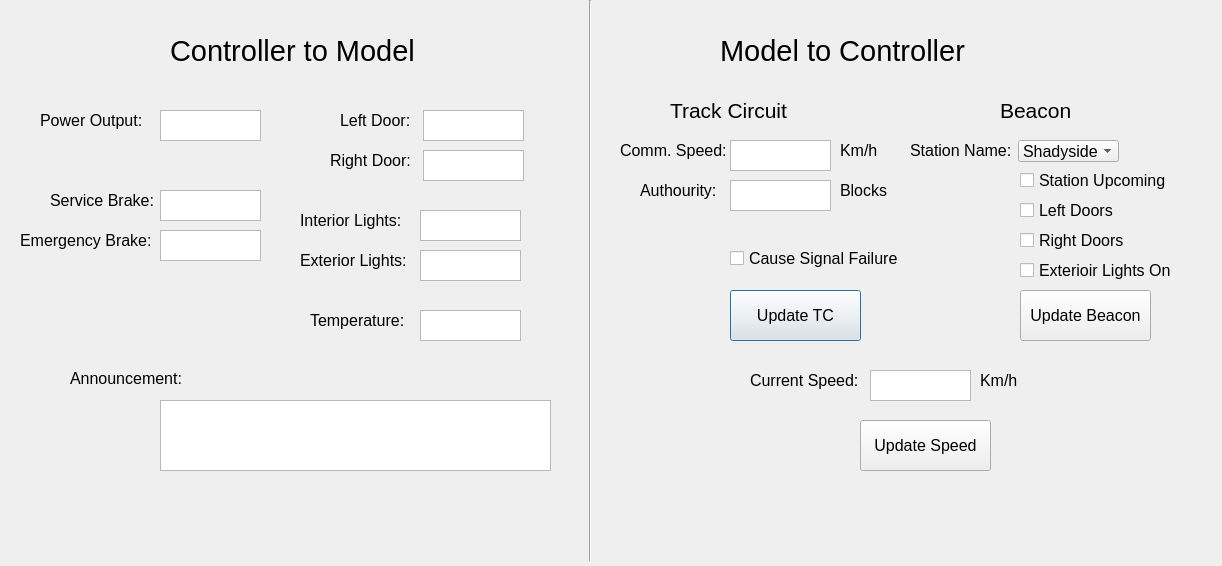
Old version of the form DevEnv/src/TrainControllerHW/src/InterfaceV1.ui in the repository Prem-125/TRAINS.
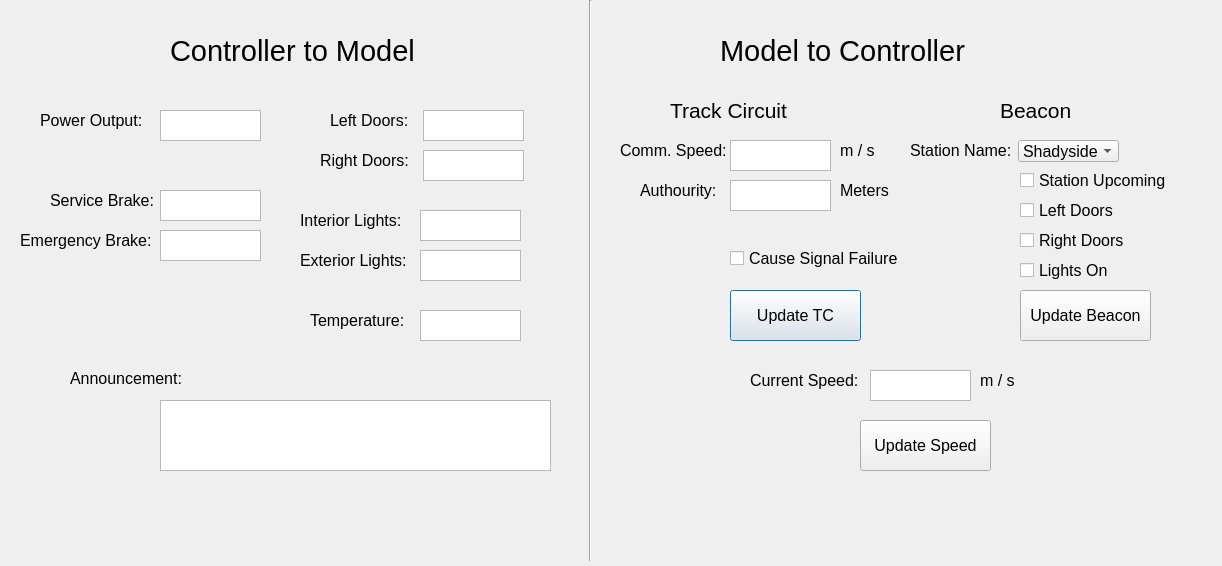
New version of the form.

The edit to the form file:
```diff
--- a/DevEnv/src/TrainControllerHW/src/InterfaceV1.ui
+++ b/DevEnv/src/TrainControllerHW/src/InterfaceV1.ui
@@ -262,7 +262,7 @@
   <widget class="QLabel" name="label_3">
    <property name="geometry">
     <rect>
-     <x>340</x>
+     <x>330</x>
      <y>110</y>
      <width>81</width>
      <height>20</height>
@@ -274,15 +274,15 @@
     </font>
    </property>
    <property name="text">
-    <string>Left Door:</string>
+    <string>Left Doors:</string>
    </property>
   </widget>
   <widget class="QLabel" name="label_4">
    <property name="geometry">
     <rect>
-     <x>330</x>
+     <x>320</x>
      <y>150</y>
-     <width>81</width>
+     <width>91</width>
      <height>20</height>
     </rect>
    </property>
@@ -292,7 +292,7 @@
     </font>
    </property>
    <property name="text">
-    <string>Right Door:</string>
+    <string>Right Doors:</string>
    </property>
   </widget>
   <widget class="QLabel" name="label_5">
@@ -634,7 +634,7 @@
     </font>
    </property>
    <property name="text">
-    <string>Exterioir Lights On</string>
+    <string>Lights On</string>
    </property>
   </widget>
   <widget class="QLabel" name="label_14">
@@ -929,7 +929,7 @@
     </font>
    </property>
    <property name="text">
-    <string>Km/h</string>
+    <string>m / s</string>
    </property>
   </widget>
   <widget class="QLabel" name="label_19">
@@ -947,7 +947,7 @@
     </font>
    </property>
    <property name="text">
-    <string>Km/h</string>
+    <string>m / s</string>
    </property>
   </widget>
   <widget class="QLabel" name="label_20">
@@ -965,7 +965,7 @@
     </font>
    </property>
    <property name="text">
-    <string>Blocks</string>
+    <string>Meters</string>
    </property>
   </widget>
  </widget>
```
